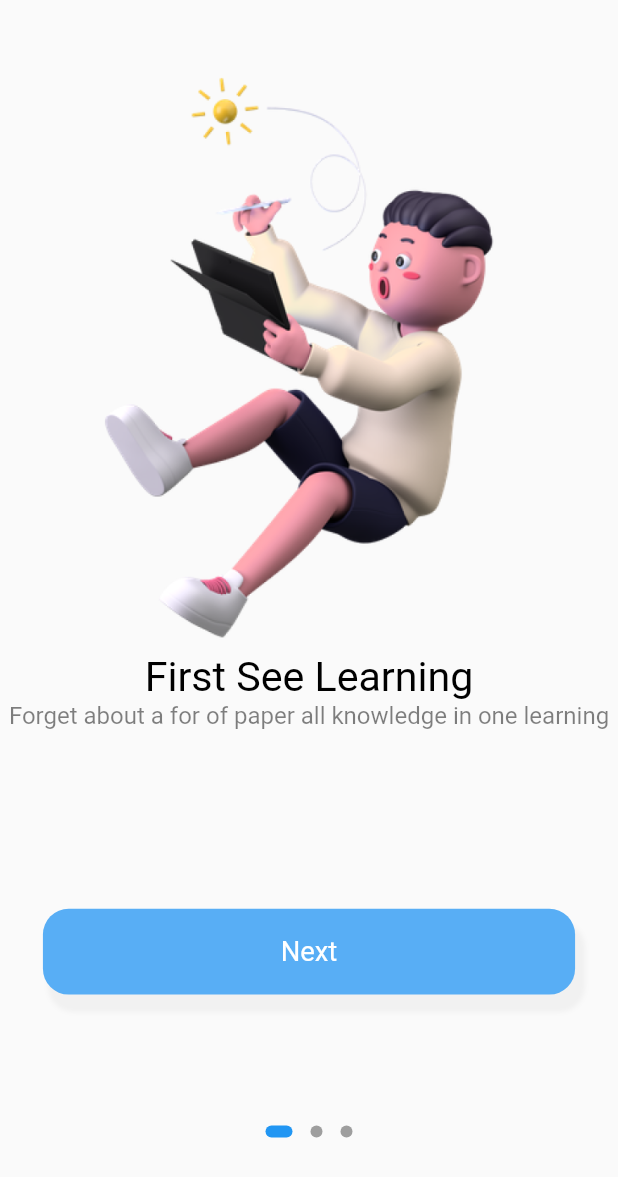
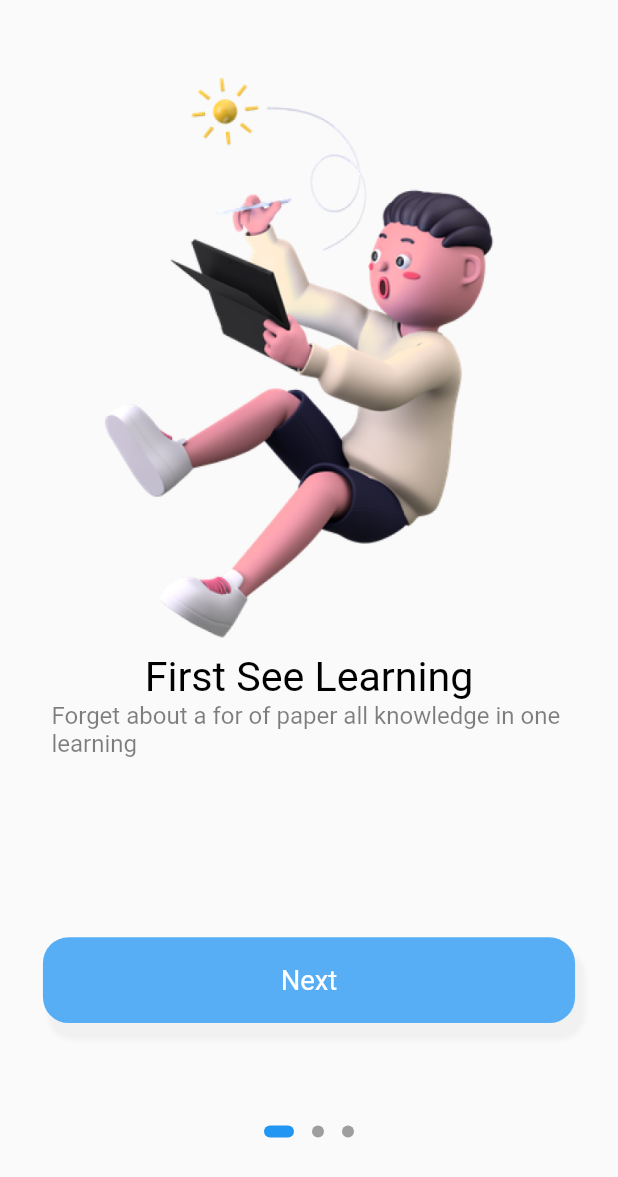
Before and after one commit to AhmedRamy2000/udemy, a Flutter app: the screen it shows after launch, on a phone screen of 412 x 824 dp. Shown: the top 1177 px of the screen. Run offline on Flutter 3.47's test engine with Material 2 defaults, Android fonts, the light colour scheme and no system bars; drawn by our look-alikes of dots_indicator; our stand-ins replace bloc, cloud_firestore, flutter_bloc, flutter_screenutil; accounts and stored records are empty.

Commit message:
finish onboarding

```diff
--- /dev/null
+++ b/lib/views/home.dart
@@ -0,0 +1,10 @@
+import 'package:flutter/material.dart';
+
+class MyHome extends StatelessWidget {
+  const MyHome({super.key});
+
+  @override
+  Widget build(BuildContext context) {
+    return const Placeholder();
+  }
+}
--- a/lib/views/welcome/welcome.dart
+++ b/lib/views/welcome/welcome.dart
@@ -2,6 +2,7 @@ import 'package:dots_indicator/dots_indicator.dart';
 import 'package:flutter/material.dart';
 import 'package:flutter_bloc/flutter_bloc.dart';
 import 'package:flutter_screenutil/flutter_screenutil.dart';
+import 'package:udemy/views/home.dart';
 import 'package:udemy/views/welcome/bloc/bloc/welcome_bloc.dart';
 
 class Welcome extends StatefulWidget {
@@ -12,6 +13,7 @@ class Welcome extends StatefulWidget {
 }
 
 class _WelcomeState extends State<Welcome> {
+  PageController pageController = PageController(initialPage: 0);
   @override
   Widget build(BuildContext context) {
     return Container(
@@ -26,37 +28,36 @@ class _WelcomeState extends State<Welcome> {
                     alignment: Alignment.topCenter,
                     children: [
                       PageView(
-                        onPageChanged: (index){
-                          state.page =index;
-                          BlocProvider.of<WelcomeBloc>(context).add(WelcomeEvent());
+                          controller: pageController,
+                          onPageChanged: (index) {
+                            state.page = index;
+                            BlocProvider.of<WelcomeBloc>(context)
+                                .add(WelcomeEvent());
                             debugPrint('page number $index');
                           },
                           children: [
-                        OnBording(
-                          index: 0,
-                          image: 'assets/images/boy.png',
-                          context: context,
-                          buttonName: 'Next',
-                          title: 'First See Learning',
-                          subTitle:
+                            _page(
+                              1,
+                              context,
+                              'assets/images/boy.png',
+                              'Next',
+                              'First See Learning',
                               'Forget about a for of paper all knowledge in one learning',
                             ),
-                        OnBording(
-                          index: 1,
-                          image: 'assets/images/man.png',
-                          context: context,
-                          buttonName: 'Next',
-                          title: 'Connect With Everyone',
-                          subTitle:
+                            _page(
+                              2,
+                              context,
+                              'assets/images/reading.png',
+                              'Next',
+                              'Connect With Everyone',
                               'Always keep in touch with your tutor & friend. let\'s get connected!',
                             ),
-                        OnBording(
-                          index: 2,
-                          image: 'assets/images/reading.png',
-                          context: context,
-                          buttonName: 'Get Started',
-                          title: 'Always Fascinated Learning',
-                          subTitle:
+                            _page(
+                              3,
+                              context,
+                              'assets/images/man.png',
+                              'Get Started',
+                              'Always Fascinated Learning',
                               'Anywhere, anytime. the time is at your descretion so study whenever you want.',
                             ),
                           ]),
@@ -70,7 +71,7 @@ class _WelcomeState extends State<Welcome> {
                               color: Colors.grey,
                               activeColor: Colors.blue,
                               size: const Size.square(8.0),
-                              activeSize: const Size(18, 8),
+                              activeSize: const Size(20, 8),
                               activeShape: RoundedRectangleBorder(
                                   borderRadius: BorderRadius.circular(5.0)),
                             ),
@@ -81,45 +82,49 @@ class _WelcomeState extends State<Welcome> {
           ),
         ));
   }
-}
 
-class OnBording extends StatelessWidget {
-  final int index;
-  final BuildContext context;
-  final String image;
-  final String buttonName;
-  final String title;
-  final String subTitle;
-  const OnBording({
-    super.key,
-    required this.index,
-    required this.context,
-    required this.image,
-    required this.title,
-    required this.subTitle,
-    required this.buttonName,
-  });
-
-  @override
-  Widget build(BuildContext context) {
+  Widget _page(
+    int index,
+    BuildContext context,
+    String image,
+    String buttonName,
+    String title,
+    String subTitle,
+  ) {
     return Column(
       children: [
         SizedBox(
           width: 345.w,
           height: 345.w,
-          child: Image.asset(image,fit:BoxFit.cover),
+          child: Image.asset(image, fit: BoxFit.cover),
         ),
         Text(title,
             style: TextStyle(
                 color: Colors.black,
                 fontSize: 24.sp,
                 fontWeight: FontWeight.normal)),
-        Text(subTitle,
+        Container(
+          width: 375.w,
+          padding: EdgeInsets.only(left: 30.w, right: 30.w),
+          child: Text(subTitle,
               style: TextStyle(
                   color: Colors.black.withOpacity(0.5),
                   fontSize: 14.sp,
                   fontWeight: FontWeight.normal)),
-        Container(
+        ),
+        GestureDetector(
+          onTap: () {
+            if (index < 3) {
+              //do animation
+              pageController.animateToPage(index,
+                  duration: const Duration(microseconds: 500),
+                  curve: Curves.ease);
+            } else {
+              Navigator.of(context).push(
+                  MaterialPageRoute(builder: (context) => const MyHome()));
+            }
+          },
+          child: Container(
               margin: EdgeInsets.only(top: 100.h, left: 25.w, right: 25.w),
               width: 325.w,
               height: 50.w,
@@ -140,7 +145,8 @@ class OnBording extends StatelessWidget {
                     color: Colors.white,
                     fontSize: 16.sp,
                     fontWeight: FontWeight.normal),
-            )))
+              ))),
+        )
       ],
     );
   }
```
Lines whose indentation alone changed are shown as unchanged.
